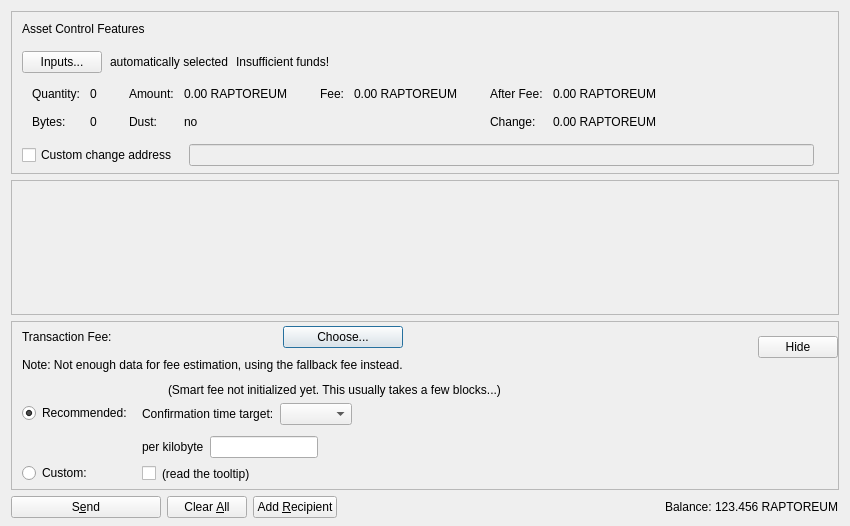
This is src/qt/forms/sendassetsdialog.ui in stabner/HashmonkeyCoin as Qt 5 draws it before an edit. The edited form follows.
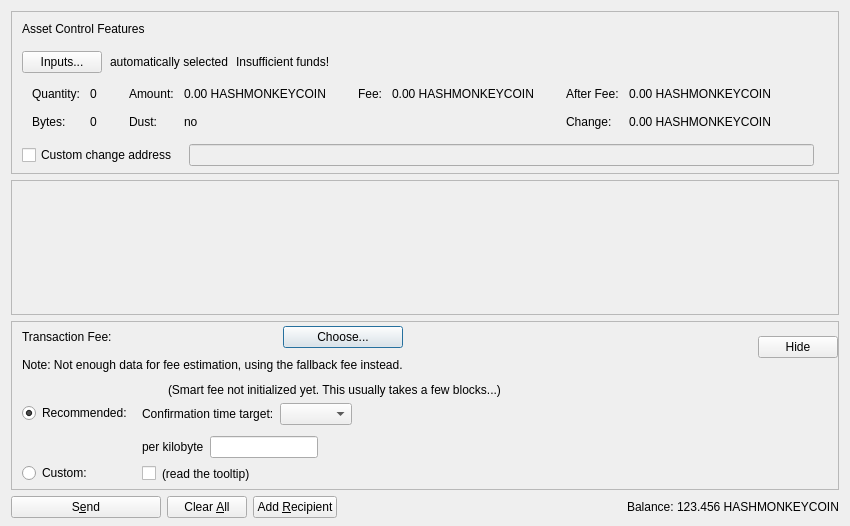
This is the edited form. Custom widgets are drawn as their Qt base class.

Commit message: Replace all Raptoreum references with HashmonkeyCoin in Qt GUI files

Patch:
```diff
--- a/src/qt/forms/sendassetsdialog.ui
+++ b/src/qt/forms/sendassetsdialog.ui
@@ -288,7 +288,7 @@
                   <enum>Qt::ActionsContextMenu</enum>
                  </property>
                  <property name="text">
-                  <string notr="true">0.00 RAPTOREUM</string>
+                  <string notr="true">0.00 HASHMONKEYCOIN</string>
                  </property>
                  <property name="textInteractionFlags">
                   <set>Qt::LinksAccessibleByMouse|Qt::TextSelectableByKeyboard|Qt::TextSelectableByMouse</set>
@@ -356,7 +356,7 @@
                   <enum>Qt::ActionsContextMenu</enum>
                  </property>
                  <property name="text">
-                  <string notr="true">0.00 RAPTOREUM</string>
+                  <string notr="true">0.00 HASHMONKEYCOIN</string>
                  </property>
                  <property name="textInteractionFlags">
                   <set>Qt::LinksAccessibleByMouse|Qt::TextSelectableByKeyboard|Qt::TextSelectableByMouse</set>
@@ -401,7 +401,7 @@
                   <enum>Qt::ActionsContextMenu</enum>
                  </property>
                  <property name="text">
-                  <string notr="true">0.00 RAPTOREUM</string>
+                  <string notr="true">0.00 HASHMONKEYCOIN</string>
                  </property>
                  <property name="textInteractionFlags">
                   <set>Qt::LinksAccessibleByMouse|Qt::TextSelectableByKeyboard|Qt::TextSelectableByMouse</set>
@@ -424,7 +424,7 @@
                   <enum>Qt::ActionsContextMenu</enum>
                  </property>
                  <property name="text">
-                  <string notr="true">0.00 RAPTOREUM</string>
+                  <string notr="true">0.00 HASHMONKEYCOIN</string>
                  </property>
                  <property name="textInteractionFlags">
                   <set>Qt::LinksAccessibleByMouse|Qt::TextSelectableByKeyboard|Qt::TextSelectableByMouse</set>
@@ -1156,7 +1156,7 @@
           <cursorShape>IBeamCursor</cursorShape>
          </property>
          <property name="text">
-          <string notr="true">123.456 RAPTOREUM</string>
+          <string notr="true">123.456 HASHMONKEYCOIN</string>
          </property>
          <property name="textInteractionFlags">
           <set>Qt::LinksAccessibleByMouse|Qt::TextSelectableByKeyboard|Qt::TextSelectableByMouse</set>
```
Left out of the diff: 4 changed lines with no effect on the pictures. The commit also changes 24 other files.
